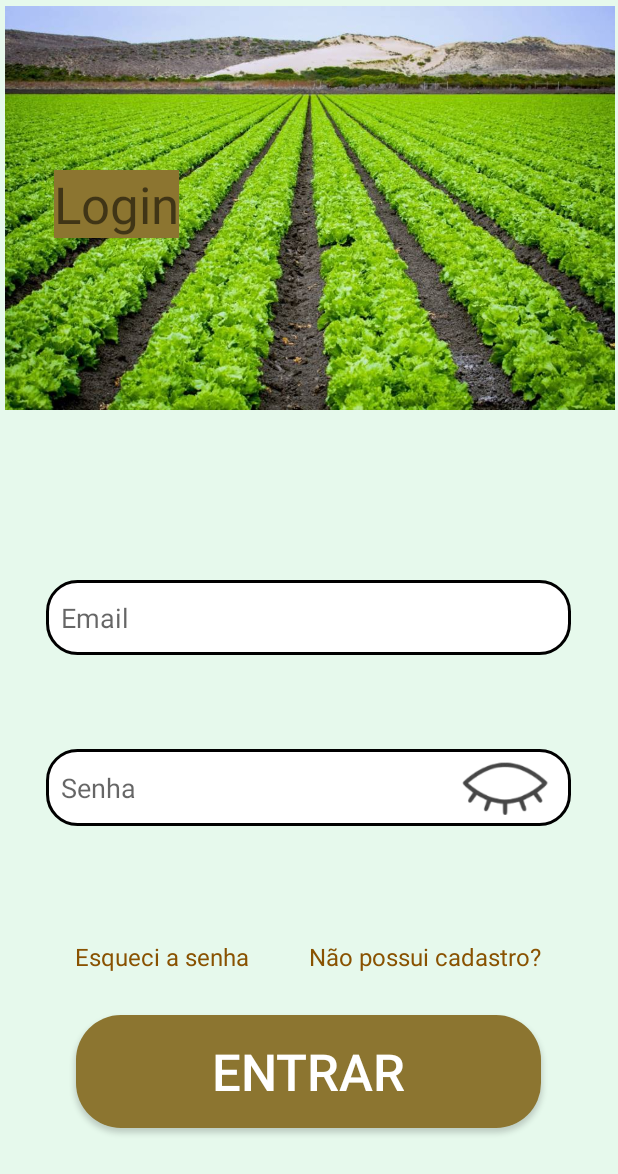
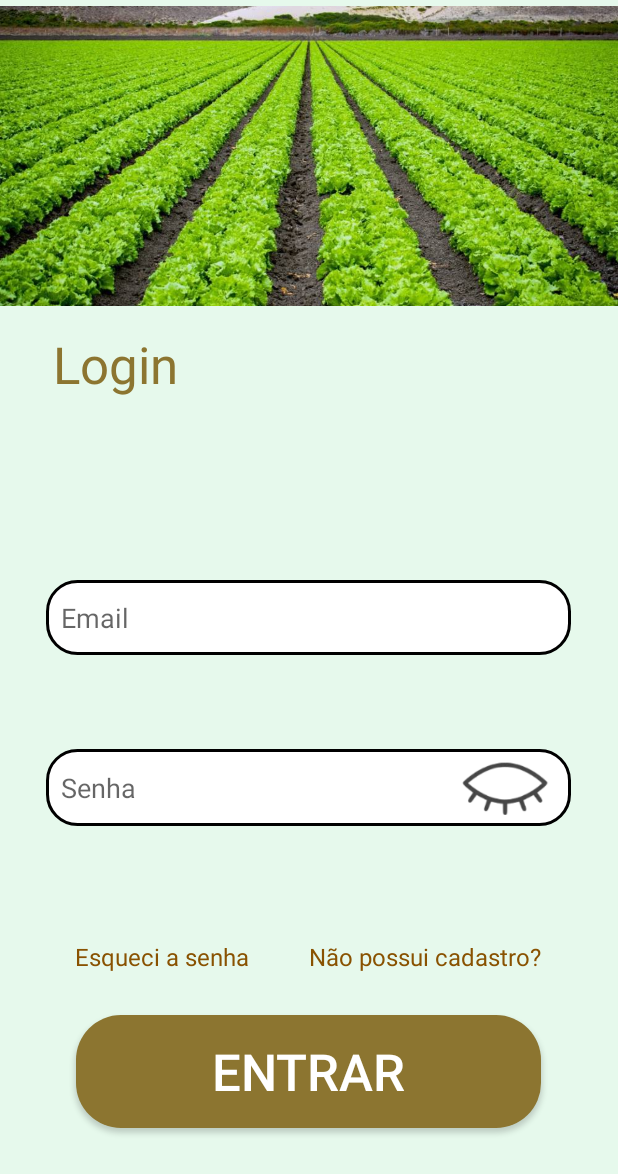
Before and after one commit to Thiago163/Aplicativo_pim_vs1_sb, an Android app: the tela_login screen opened directly, with no data from a screen before it, on a phone screen of 412 x 824 dp. Shown: the top 1174 px of the screen. Run offline under Robolectric (Android 15) with nearby library versions, the phone set to English and light mode, and no system bars.

Commit message:
alface login

```diff
--- a/app/src/main/res/layout/activity_tela_login.xml
+++ b/app/src/main/res/layout/activity_tela_login.xml
@@ -9,13 +9,13 @@
 
     <ImageView
         android:id="@+id/imageView2"
-        android:layout_width="436dp"
-        android:layout_height="269dp"
+        android:layout_width="match_parent"
+        android:layout_height="200dp"
         android:layout_marginTop="4dp"
+        app:layout_constraintTop_toTopOf="parent"
+        app:layout_constraintStart_toStartOf="parent"
         app:layout_constraintEnd_toEndOf="parent"
-        app:layout_constraintHorizontal_bias="0.52"
-        app:layout_constraintStart_toStartOf="parent"
-        app:layout_constraintTop_toTopOf="parent"
+        android:scaleType="centerCrop"
         app:srcCompat="@drawable/alfaces" />
 
     <TextView
@@ -23,13 +23,13 @@
         android:layout_width="wrap_content"
         android:layout_height="wrap_content"
         android:layout_marginStart="35dp"
-        android:layout_marginTop="113dp"
+        android:layout_marginTop="220dp"
         android:layout_marginEnd="292dp"
-        android:background="#8C7530"
         android:text="Login"
-        android:textColorHint="#8C7530"
         android:textSize="34sp"
+        android:textColor="#8C7530"
         app:layout_constraintEnd_toEndOf="parent"
+        app:layout_constraintHorizontal_bias="0.0"
         app:layout_constraintStart_toStartOf="parent"
         app:layout_constraintTop_toTopOf="parent" />
 
```
